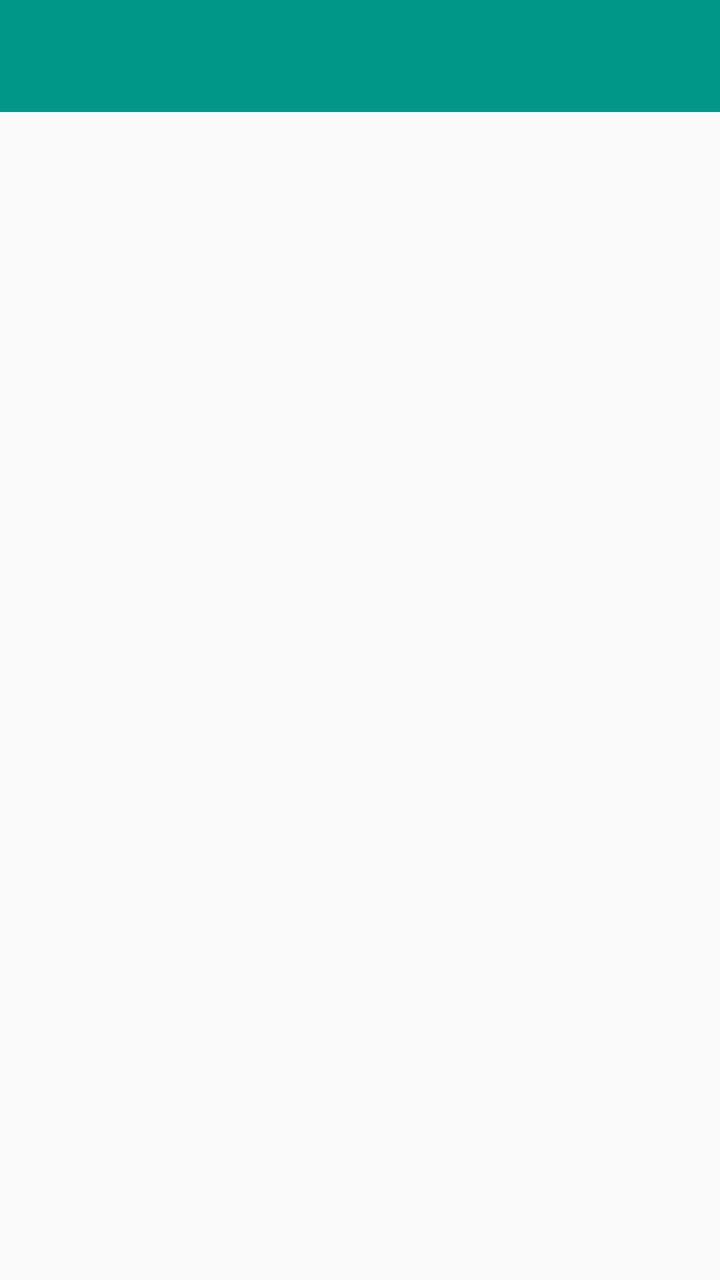
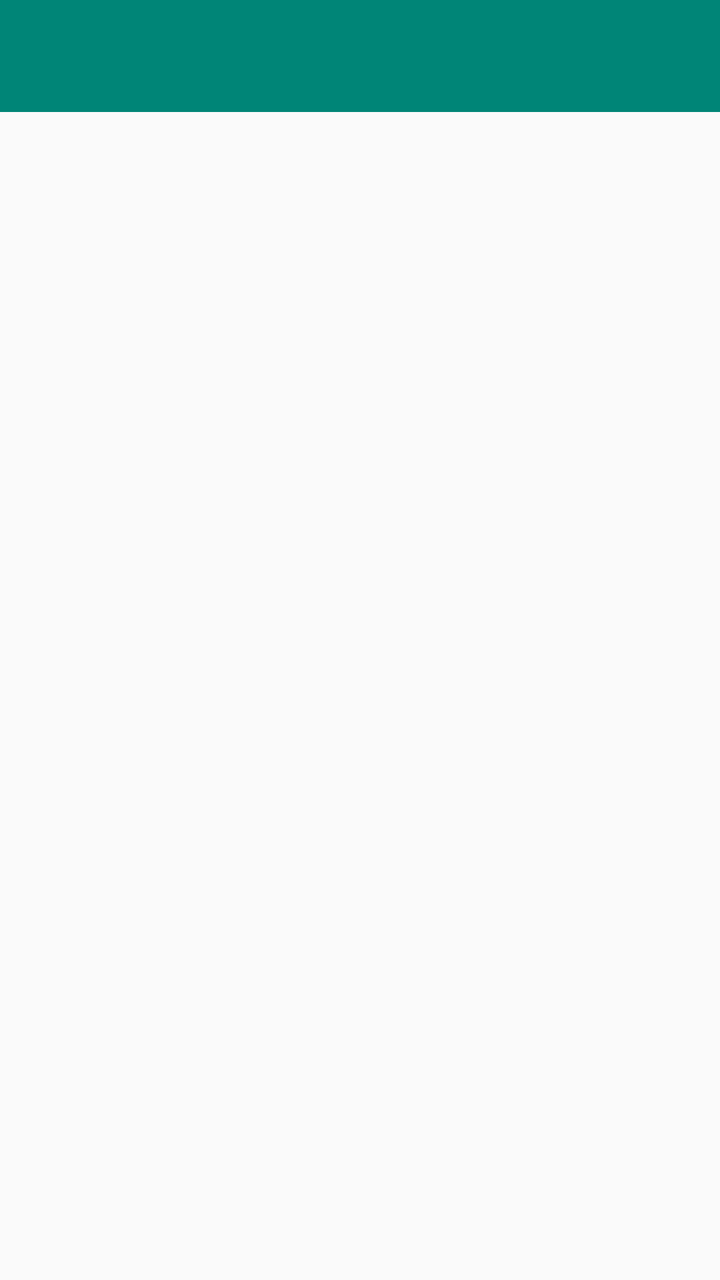

Compare the two renders of this Android layout. The source of the first and the diff that turns it into the second are given below.
<!-- AndroidManifest.xml: application theme AppTheme -->
<!-- res/layout/activity_settings.xml -->
<?xml version="1.0" encoding="utf-8"?>
<LinearLayout xmlns:android="http://schemas.android.com/apk/res/android"
    xmlns:app="http://schemas.android.com/apk/res-auto"
    android:layout_width="match_parent"
    android:layout_height="match_parent"
    android:orientation="vertical">
    <androidx.appcompat.widget.Toolbar
        android:id="@+id/toolbar"
        android:layout_width="match_parent"
        android:layout_height="?attr/actionBarSize"
        android:background="#009688"
        app:titleTextColor="#FFFFFF" />
    <androidx.recyclerview.widget.RecyclerView
        android:id="@+id/settings_list"
        android:layout_width="match_parent"
        android:layout_height="match_parent" />
    <ScrollView
        android:id="@+id/settings_detail"
        android:layout_width="match_parent"
        android:layout_height="match_parent"
        android:visibility="gone">
        <LinearLayout
            android:layout_width="match_parent"
            android:layout_height="wrap_content"
            android:orientation="vertical">
            <TextView
                android:id="@+id/detail_title"
                android:layout_width="match_parent"
                android:layout_height="wrap_content"
                android:padding="16dp"
                android:textSize="20sp"
                android:textStyle="bold" />
            <LinearLayout
                android:id="@+id/detail_rows"
                android:layout_width="match_parent"
                android:layout_height="wrap_content"
                android:orientation="vertical" />
        </LinearLayout>
    </ScrollView>
</LinearLayout>
<!-- resources referenced by this layout -->
<resources>
  <style name="AppTheme" parent="Theme.AppCompat.Light.NoActionBar">
          <item name="colorPrimary">#009688</item>
          <item name="colorPrimaryDark">#00796B</item>
          <item name="colorAccent">#009688</item>
      </style>
</resources>

<!-- the commit's change to res/layout/activity_settings.xml (unified diff, before → after) -->
@@ -8,7 +8,7 @@
         android:id="@+id/toolbar"
         android:layout_width="match_parent"
         android:layout_height="?attr/actionBarSize"
-        android:background="#009688"
+        android:background="#008577"
         app:titleTextColor="#FFFFFF" />
     <androidx.recyclerview.widget.RecyclerView
         android:id="@+id/settings_list"
<!-- resource entries referenced after the edit -->
@@ -1,9 +1,9 @@
 <!-- resources referenced by this layout -->
 <resources>
   <style name="AppTheme" parent="Theme.AppCompat.Light.NoActionBar">
-          <item name="colorPrimary">#009688</item>
-          <item name="colorPrimaryDark">#00796B</item>
-          <item name="colorAccent">#009688</item>
+          <item name="colorPrimary">#008577</item>
+          <item name="colorPrimaryDark">#008577</item>
+          <item name="colorAccent">#008577</item>
       </style>
 </resources>
 
